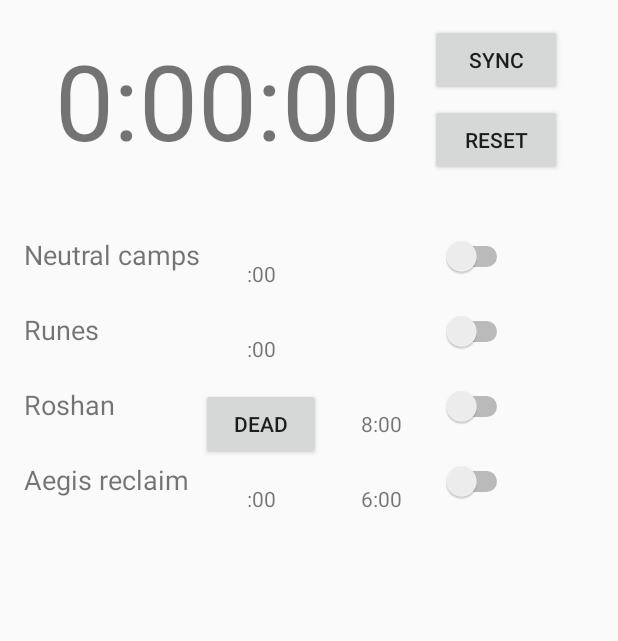
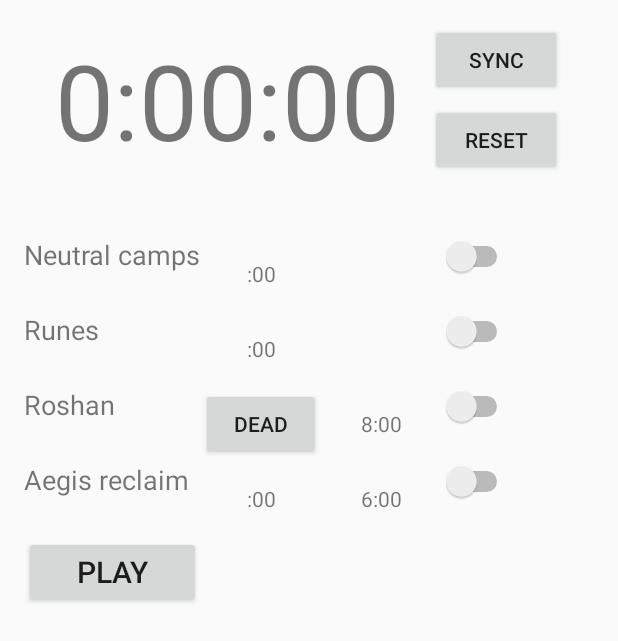
Before and after one commit to rmcconkey/DotaTimer, an Android app: the screen it shows after launch (MainActivity), on a phone screen of 412 x 824 dp. Shown: the top 641 px of the screen. Run offline under Robolectric (Android 15) with nearby library versions, the phone set to English and light mode, and no system bars.

Commit message:
- added beep sound

```diff
--- a/app/src/main/java/com/example/rmcconkey/dotatimer/MainActivity.java
+++ b/app/src/main/java/com/example/rmcconkey/dotatimer/MainActivity.java
@@ -5,6 +5,8 @@ import android.app.Dialog;
 import android.app.DialogFragment;
 import android.content.Context;
 import android.content.SharedPreferences;
+import android.media.AudioManager;
+import android.media.SoundPool;
 import android.os.Bundle;
 import android.os.Handler;
 import android.util.Log;
@@ -83,6 +85,13 @@ public class MainActivity extends Activity implements NumberPicker.OnValueChange
     private static final String ROSHAN_ALERT_TIME = "roshan alert time";
     private static final String AEGIS_ALERT_TIME = "aegis alert time";
 
+    private AudioManager audioManager;
+    private float actVolume, maxVolume, volume;
+    private int counter;
+    private SoundPool soundPool;
+    private int soundID;
+    private boolean plays = false, loaded = false;
+
     private Handler timerHandler = new Handler();
     private Runnable timerRunnable = new Runnable() {
 
@@ -157,6 +166,29 @@ public class MainActivity extends Activity implements NumberPicker.OnValueChange
         });
 
         prefs = getSharedPreferences(PREFERENCES, Context.MODE_PRIVATE);
+
+        // AudioManager audio settings for adjusting the volume
+        audioManager = (AudioManager) getSystemService(AUDIO_SERVICE);
+        actVolume = (float) audioManager.getStreamVolume(AudioManager.STREAM_MUSIC);
+        maxVolume = (float) audioManager.getStreamMaxVolume(AudioManager.STREAM_MUSIC);
+        volume = actVolume / maxVolume;
+
+        //Hardware buttons setting to adjust the media sound
+        this.setVolumeControlStream(AudioManager.STREAM_MUSIC);
+
+        // the counter will help us recognize the stream id of the sound played  now
+        counter = 0;
+
+        // Load the sounds
+        soundPool = new SoundPool(10, AudioManager.STREAM_MUSIC, 0);
+        soundPool.setOnLoadCompleteListener(new SoundPool.OnLoadCompleteListener() {
+            @Override
+            public void onLoadComplete(SoundPool soundPool, int sampleId, int status) {
+                loaded = true;
+            }
+        });
+        soundID = soundPool.load(this, R.raw.beep_07, 1);
+
 
     }
 
@@ -537,7 +569,7 @@ public class MainActivity extends Activity implements NumberPicker.OnValueChange
                     neutralAlertTime = np1.getValue()*10 + np2.getValue();
                 } else if (alertType == AlertType.RUNE) {
                     runeAlertTime = np1.getValue()*10 + np2.getValue();
-                } else if (alertType == AlertType.AEGIS_RECLAIM.AEGIS_RECLAIM) {
+                } else if (alertType == AlertType.AEGIS_RECLAIM) {
                     aegisAlertTime = np1.getValue()*10 + np2.getValue();
                 } else {
                     Toast.makeText(context, "Error: timeValueType not set", Toast.LENGTH_LONG).show();
@@ -557,4 +589,12 @@ public class MainActivity extends Activity implements NumberPicker.OnValueChange
         d.show();
 
     }
+
+    public void playSound(View view) {
+        if (loaded && !plays) {
+            soundPool.play(soundID, volume, volume, 1, 0, 1f);
+            counter = counter++;
+            //plays = true;
+        }
+    }
 }
--- a/app/src/main/res/layout/activity_main.xml
+++ b/app/src/main/res/layout/activity_main.xml
@@ -206,6 +206,15 @@
                 />
         </TableRow>
 
+        <TableRow>
+            <Button
+                android:layout_width="wrap_content"
+                android:layout_height="wrap_content"
+                android:text="Play"
+                android:textSize="20dp"
+                android:onClick="playSound"/>
+        </TableRow>
+
     </TableLayout>
 
 </RelativeLayout>
```
Also changed, not shown: 2 other files.
